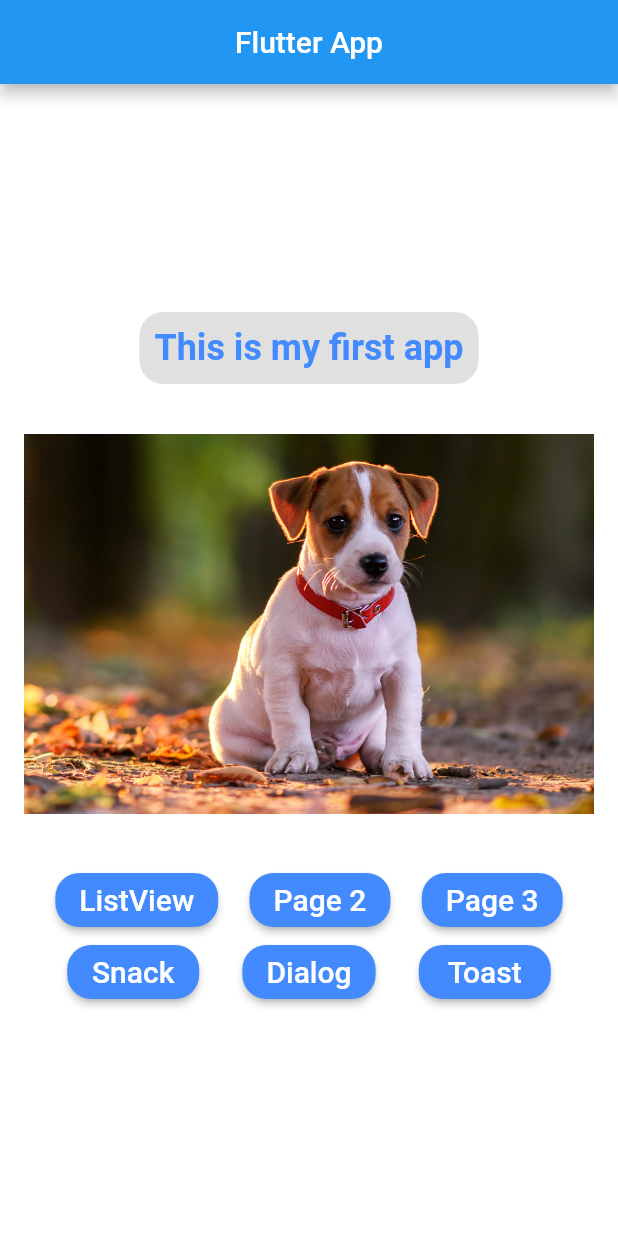
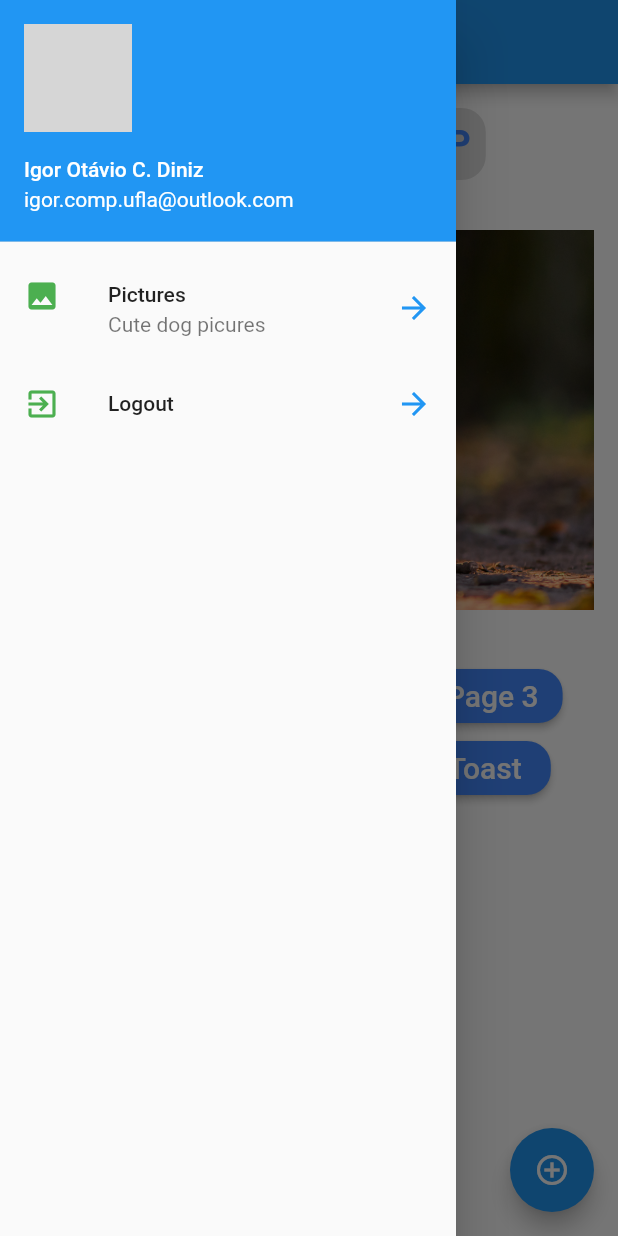
Before and after one commit to igordiniz445/flutter-study, a Flutter app: the screen it shows after launch, with the side drawer open (before the commit the screen has no drawer), on a phone screen of 412 x 824 dp. Run offline on Flutter 3.47's test engine with Material 2 defaults, Android fonts, the phone set to English and light mode, and no system bars; our stand-ins replace fluttertoast; network calls fail; grey boxes are pictures that could not be loaded.

Commit message:
Added Navegation Drawer

```diff
--- a/lib/home_page.dart
+++ b/lib/home_page.dart
@@ -1,6 +1,7 @@
 import 'package:aula01/pages/hello_page1.dart';
 import 'package:aula01/pages/hello_page2.dart';
 import 'package:aula01/pages/hello_page3.dart';
+import 'package:aula01/utils/drawer_list.dart';
 import 'package:aula01/utils/nav.dart';
 import 'package:aula01/widgets/Blue_button.dart';
 import 'package:flutter/material.dart';
@@ -18,6 +19,11 @@ class HomePage extends StatelessWidget {
         centerTitle: true,
       ),
       body: home(),
+      floatingActionButton: FloatingActionButton(
+        child: Icon(Icons.add_circle_outline),
+        onPressed: ()=>print("botao flutuante clicado"),
+      ),
+      drawer: Drawer_list(),
     );
   }
 
@@ -29,7 +35,7 @@ class HomePage extends StatelessWidget {
           color: Colors.white,
           padding: EdgeInsets.only(bottom: 16, left: 16, right: 16, top: 16),
           child: Column(
-            mainAxisAlignment: MainAxisAlignment.center,
+            mainAxisAlignment: MainAxisAlignment.start,
             children: <Widget>[
               Container(
                 padding: EdgeInsets.all(10),
@@ -87,7 +93,7 @@ class HomePage extends StatelessWidget {
 
   _text() {
     return Text(
-      "This is my first app",
+      "This is a flutter APP",
       style: TextStyle(
         color: Colors.blueAccent,
         fontSize: 24,
@@ -145,6 +151,6 @@ class HomePage extends StatelessWidget {
   }
 
   _onClickToast() {
-    Fluttertoast.showToast(msg: "life sucks",gravity: ToastGravity.BOTTOM);
+    Fluttertoast.showToast(msg: "Code With Flutter is EASY",gravity: ToastGravity.BOTTOM);
   }
 }
--- /dev/null
+++ b/lib/utils/drawer_list.dart
@@ -0,0 +1,53 @@
+import 'package:aula01/pages/hello_page1.dart';
+import 'package:aula01/utils/nav.dart';
+import 'package:flutter/material.dart';
+
+class Drawer_list extends StatelessWidget {
+  @override
+  Widget build(BuildContext context) {
+    return SafeArea(
+      child: Drawer(
+        child: ListView(
+          children: <Widget>[
+            UserAccountsDrawerHeader(
+              accountName: Text("Igor Otávio C. Diniz"),
+              accountEmail: Text("igor.comp.ufla@outlook.com"),
+              currentAccountPicture: CircleAvatar(
+                backgroundImage: NetworkImage(
+                    "https://scontent.fbhz2-1.fna.fbcdn.net/v/t1.0-1/p160x160/71303825_2759278970772974_5116893984844677120_n.jpg?_nc_cat=108&_nc_ohc=whsMIkVC2EcAQnB90M38EQJzWgRZ6phBQV6yHyVhzIJFe2FRx72DNjBxQ&_nc_ht=scontent.fbhz2-1.fna&oh=a03d902150d7e4e46bfc53c0e9808f42&oe=5EAF25CF"),
+              ),
+            ),
+            ListTile(
+                leading: Icon(
+                  Icons.photo,
+                  color: Colors.green,
+                ),
+                title: Text("Pictures"),
+                subtitle: Text("Cute dog picures"),
+                trailing: Icon(
+                  Icons.arrow_forward,
+                  color: Colors.blue,
+                ),
+                onTap: () {
+                  pop(context);
+                  push(context, HelloPage1());
+                }),
+            ListTile(
+                leading: Icon(
+                  Icons.exit_to_app,
+                  color: Colors.green,
+                ),
+                title: Text("Logout"),
+                trailing: Icon(
+                  Icons.arrow_forward,
+                  color: Colors.blue,
+                ),
+                onTap: () {
+                  pop(context);
+                }),
+          ],
+        ),
+      ),
+    );
+  }
+}
```
